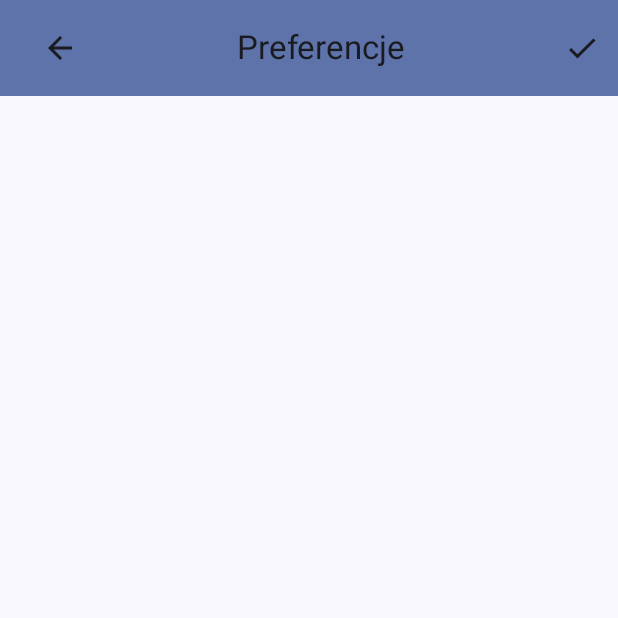
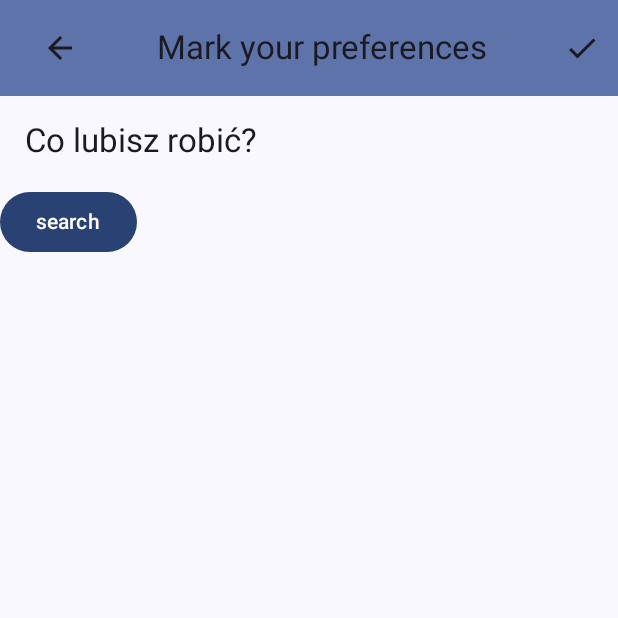
Before and after one commit to mryt66/BIT-322, an Android app built with Jetpack Compose: the screen it shows after launch (MainActivity), on a phone screen of 412 x 824 dp, the top half of it. Run offline under Robolectric (Android 15) with nearby library versions, the phone set to English and light mode, and no system bars; our stand-ins replace Firebase (no records; nobody signed in at launch, a user with empty details on screens opened directly).

Commit message:
dark theme and button search tags

```diff
--- a/app/build.gradle.kts
+++ b/app/build.gradle.kts
@@ -70,6 +70,7 @@ dependencies {
     implementation( "com.pierfrancescosoffritti.androidyoutubeplayer:chromecast-sender:0.28")
 
     implementation("io.coil-kt:coil-compose:2.6.0")
+    implementation ("androidx.datastore:datastore-preferences:1.1.1")
 
     implementation("com.google.firebase:firebase-auth:23.1.0")
     implementation("com.google.firebase:firebase-firestore:25.1.1")
--- a/app/src/main/java/com/example/aplikacjabit322/MainActivity.kt
+++ b/app/src/main/java/com/example/aplikacjabit322/MainActivity.kt
@@ -8,38 +8,55 @@ import androidx.compose.material3.MaterialTheme
 import androidx.compose.material3.Surface
 import androidx.compose.material3.Text
 import androidx.compose.runtime.Composable
+import androidx.compose.runtime.collectAsState
+import androidx.compose.runtime.getValue
 import androidx.compose.ui.Modifier
 import androidx.compose.ui.tooling.preview.Preview
 import com.example.aplikacjabit322.ui.screens.listPreferences.ListPreferencesScreen
 import com.example.aplikacjabit322.ui.screens.login.LoginScreen
+import com.example.aplikacjabit322.ui.screens.profile.ThemeScreen
 import com.example.aplikacjabit322.ui.theme.AplikacjaBit322Theme
+import com.example.aplikacjabit322.ui.theme.ThemePreferences
+import com.example.aplikacjabit322.ui.theme.ThemeViewModel
 
 class MainActivity : ComponentActivity() {
     override fun onCreate(savedInstanceState: Bundle?) {
         super.onCreate(savedInstanceState)
         setContent {
-            AplikacjaBit322Theme {
-                // A surface container using the 'background' color from the theme
-//                Surface(
-//                    modifier = Modifier.fillMaxSize(),
-//                    color = MaterialTheme.colorScheme.background
-//                ) {
-//                    Greeting("Android")
-//                }
-//                ListPreferencesScreen(
-//                    onNavigateUp = { /*TODO*/ },
-//                    navigateBack = { /*TODO*/ },
-////                    navigateToItemDetails = ,
-//                    navigateToHome = { /*TODO*/ })
-//                LoginScreen(
-//                    onNavigateUp = { /*TODO*/ },
-//                    navigateBack = { /*TODO*/ },
-//                    navigateToListPreferences = { },
-//                    navigateToHome = { /*TODO*/ }
-//                )
-                AppBit322()
+            val themePreferences = ThemePreferences(applicationContext)
+            val themeViewModel = ThemeViewModel(themePreferences)
 
+            setContent {
+                val isDarkMode by themeViewModel.isDarkMode.collectAsState()
+
+                AplikacjaBit322Theme(darkTheme = isDarkMode) { // Przekaż tryb ciemny do motywu
+//                    ThemeScreen(themeViewModel = themeViewModel)
+
+                    AppBit322()
+                }
             }
+//            AplikacjaBit322Theme {
+//                // A surface container using the 'background' color from the theme
+////                Surface(
+////                    modifier = Modifier.fillMaxSize(),
+////                    color = MaterialTheme.colorScheme.background
+////                ) {
+////                    Greeting("Android")
+////                }
+////                ListPreferencesScreen(
+////                    onNavigateUp = { /*TODO*/ },
+////                    navigateBack = { /*TODO*/ },
+//////                    navigateToItemDetails = ,
+////                    navigateToHome = { /*TODO*/ })
+////                LoginScreen(
+////                    onNavigateUp = { /*TODO*/ },
+////                    navigateBack = { /*TODO*/ },
+////                    navigateToListPreferences = { },
+////                    navigateToHome = { /*TODO*/ }
+////                )
+//                AppBit322()
+//
+//            }
         }
     }
 }
--- a/app/src/main/java/com/example/aplikacjabit322/ui/AppViewModelProvider.kt
+++ b/app/src/main/java/com/example/aplikacjabit322/ui/AppViewModelProvider.kt
@@ -9,6 +9,7 @@ import com.example.aplikacjabit322.ui.screens.listPreferences.ListPreferencesVie
 import com.example.aplikacjabit322.ui.screens.login.LoginViewModel
 import com.example.aplikacjabit322.ui.screens.profile.ProfileViewModel
 import com.example.aplikacjabit322.ui.screens.upload.UploadViewModel
+import com.example.aplikacjabit322.ui.theme.ThemeViewModel
 
 
 object AppViewModelProvider {
--- a/app/src/main/java/com/example/aplikacjabit322/ui/screens/listPreferences/ListPreferencesScreen.kt
+++ b/app/src/main/java/com/example/aplikacjabit322/ui/screens/listPreferences/ListPreferencesScreen.kt
@@ -93,12 +93,12 @@ fun ListPreferencesScreen(
 //    val clickedTags = viewModel.listPreferencesUiState.clickedTags // Pobranie stanu klikniętych tagów
 //    val sortedTags = viewModel.getSortedTags(tags) // Uzyskanie posortowanej listy tagów
 
-    val preferencesDetails = viewModel.listPreferencesUiState
+    val preferencesUiState = viewModel.listPreferencesUiState
 
     Scaffold(
         topBar = {
             Bit322TopAppBar(
-                title = "Preferencje",
+                title = "Mark your preferences",
                 canNavigateBack = true,
                 navigateUp = navigateBack,
                 canClickButton = true,
@@ -111,7 +111,27 @@ fun ListPreferencesScreen(
             )
         }
     ) { innerPadding ->
-        DisplaySortedTags(modifier = Modifier.padding(innerPadding))
+        Column(
+            modifier = Modifier
+                .fillMaxSize()
+                .padding(innerPadding),
+        ) {
+
+            Text(
+                text = "Co lubisz robić?",
+                style = MaterialTheme.typography.titleLarge,
+                color = MaterialTheme.colorScheme.onSurface,
+                textAlign = TextAlign.Center,
+                modifier = Modifier.padding(16.dp)
+            )
+            Button(onClick = { viewModel::search }) {
+                Text(text = "search")
+            }
+            if (preferencesUiState.searchStatus)
+            {
+                DisplaySortedTags(viewModel = viewModel, modifier = Modifier.padding(16.dp))
+            }
+        }
 //        Column(
 //            horizontalAlignment = Alignment.CenterHorizontally,
 //            modifier = Modifier
--- a/app/src/main/java/com/example/aplikacjabit322/ui/screens/listPreferences/ListPreferencesViewModel.kt
+++ b/app/src/main/java/com/example/aplikacjabit322/ui/screens/listPreferences/ListPreferencesViewModel.kt
@@ -21,6 +21,15 @@ class ListPreferencesViewModel : ViewModel() {
                 this[tag] = !(this[tag] ?: false) // Przełącz stan kliknięcia
             }
         )
+    }
+
+    fun search(tag: String){
+        if (tag.isNotBlank()){
+            //szukaj
+            listPreferencesUiState = listPreferencesUiState.copy(searchStatus = true)
+        }
+
+
     }
 
     fun getSortedTags(tags: List<String>): List<String> {
@@ -61,6 +70,7 @@ class ListPreferencesViewModel : ViewModel() {
 data class ListPreferencesUiState(
     val clickedTags: Map<String, Boolean> = emptyMap(), // Stan dla klikniętych tagów
     val question: String = "",
+    val searchStatus : Boolean = false
 //    val nick: StateFlow<String> = mutableStateOf("")
 
 )
--- /dev/null
+++ b/app/src/main/java/com/example/aplikacjabit322/ui/theme/ThemePreferences.kt
@@ -0,0 +1,24 @@
+package com.example.aplikacjabit322.ui.theme
+
+import android.content.Context
+import androidx.datastore.preferences.core.booleanPreferencesKey
+import androidx.datastore.preferences.core.edit
+import androidx.datastore.preferences.preferencesDataStore
+import kotlinx.coroutines.flow.Flow
+import kotlinx.coroutines.flow.map
+
+private val Context.dataStore by preferencesDataStore("theme_preferences")
+
+class ThemePreferences(context: Context) {
+    private val dataStore = context.dataStore
+    private val DARK_MODE_KEY = booleanPreferencesKey("dark_mode")
+
+    val isDarkMode: Flow<Boolean> = dataStore.data
+        .map { preferences -> preferences[DARK_MODE_KEY] ?: false } // Domyślnie false
+
+    suspend fun setDarkMode(enabled: Boolean) {
+        dataStore.edit { preferences ->
+            preferences[DARK_MODE_KEY] = enabled
+        }
+    }
+}
--- /dev/null
+++ b/app/src/main/java/com/example/aplikacjabit322/ui/theme/ThemeViewModel.kt
@@ -0,0 +1,19 @@
+package com.example.aplikacjabit322.ui.theme
+
+import androidx.lifecycle.ViewModel
+import androidx.lifecycle.viewModelScope
+import kotlinx.coroutines.flow.SharedFlow
+import kotlinx.coroutines.flow.SharingStarted
+import kotlinx.coroutines.flow.stateIn
+import kotlinx.coroutines.launch
+
+class ThemeViewModel(private val themePreferences: ThemePreferences) : ViewModel() {
+    val isDarkMode = themePreferences.isDarkMode
+        .stateIn(viewModelScope, SharingStarted.Eagerly, false)
+
+    fun toggleDarkMode(enabled: Boolean) {
+        viewModelScope.launch {
+            themePreferences.setDarkMode(enabled)
+        }
+    }
+}
```
Also changed, not shown: app/src/main/java/com/example/aplikacjabit322/ui/screens/login/LoginScreen.kt (+6 -2 lines), app/src/main/java/com/example/aplikacjabit322/ui/screens/profile/ProfileScreen.kt (+45 -3 lines).
